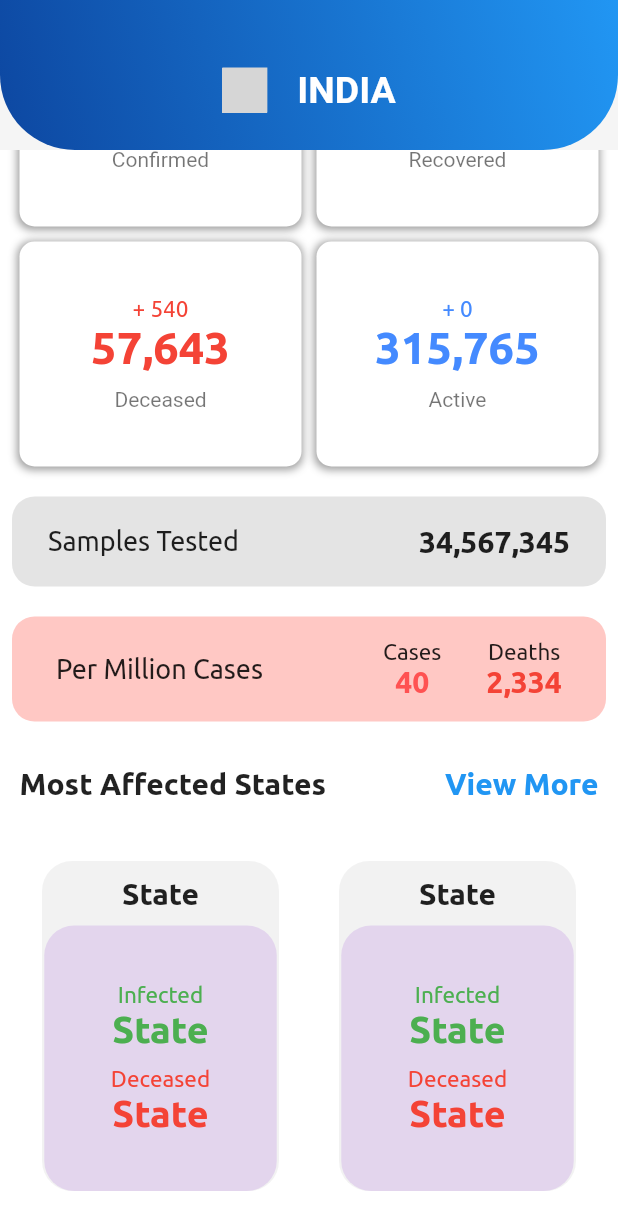
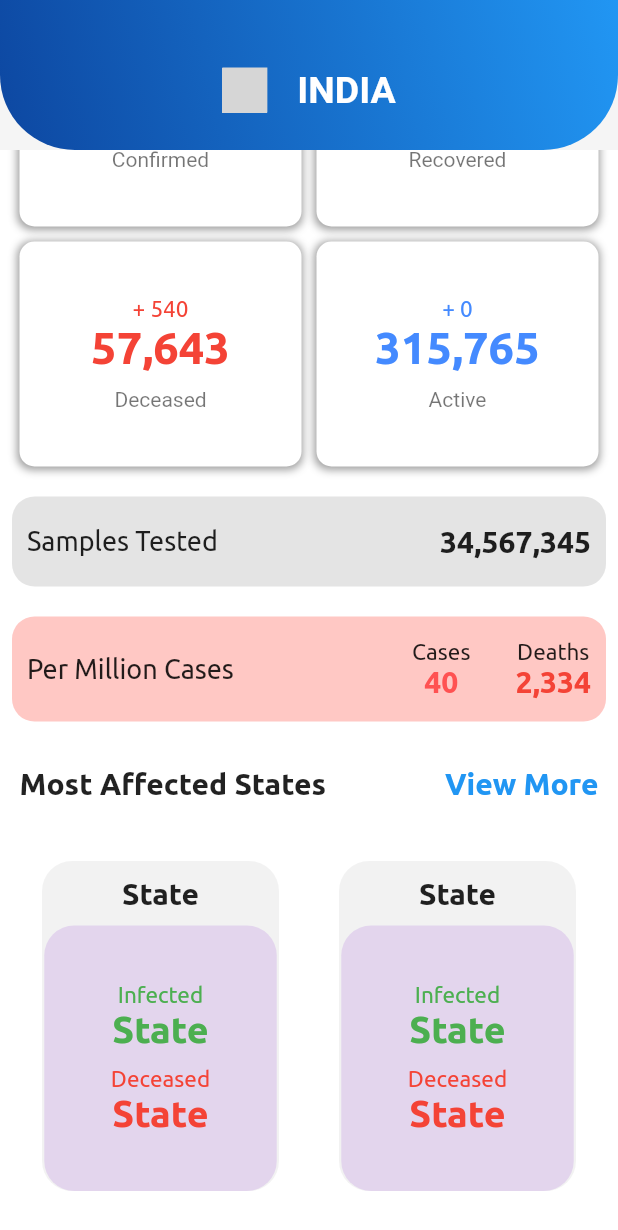
Before and after one commit to vineetk242000/covid19-tracker-flutter, a Flutter app: the India screen opened by its route, scrolled down 433 dp, on a phone screen of 412 x 824 dp. Shown: the top 1230 px of the screen. Run offline on Flutter 3.47's test engine with Material 2 defaults, Android fonts, the phone set to English and light mode, and no system bars; our stand-ins replace fl_chart; missing offline and left inert: flag; network calls fail; grey boxes are pictures that could not be loaded.

Commit message:
layout changes

```diff
--- a/lib/components/reusable_widgets.dart
+++ b/lib/components/reusable_widgets.dart
@@ -204,14 +204,17 @@ class MoreStats extends StatelessWidget {
     return Column(
       children: [
         Container(
-            padding: EdgeInsets.all(5.0),
+            padding: EdgeInsets.all(10.0),
             height: 60.0,
             margin: EdgeInsets.only(top: 15.0, bottom: 10.0),
             decoration: BoxDecoration(
                 color: Color(0xBFdbdbdb),
                 borderRadius: BorderRadius.circular(15.0)),
             child: Row(
-              mainAxisAlignment: MainAxisAlignment.center,
+              children: [
+                Expanded(
+                  child: Row(
+                    mainAxisAlignment: MainAxisAlignment.start,
                     children: [
                       Text(
                         'Samples Tested',
@@ -220,35 +223,49 @@ class MoreStats extends StatelessWidget {
                           fontFamily: 'Ubuntu',
                         ),
                       ),
-                SizedBox(
-                  width: 120.0,
+                    ],
                   ),
+                ),
+                Expanded(
+                  child: Row(
+                    mainAxisAlignment: MainAxisAlignment.end,
+                    children: [
                       Text(
                         tests,
                         style: TextStyle(
                             fontSize: 20.0,
                             fontWeight: FontWeight.bold,
                             fontFamily: 'Ubuntu'),
+                      ),
+                    ],
+                  ),
                 )
               ],
             )),
         Container(
-          padding: EdgeInsets.all(5.0),
+          padding: EdgeInsets.all(10.0),
           height: 70,
           margin: EdgeInsets.only(top: 10.0, bottom: 30.0),
           decoration: BoxDecoration(
               color: Color(0x73ff847c),
               borderRadius: BorderRadius.circular(15.0)),
           child: Row(
-            mainAxisAlignment: MainAxisAlignment.center,
+            children: [
+              Expanded(
+                child: Row(
+                  mainAxisAlignment: MainAxisAlignment.start,
                   children: [
                     Text(
                       'Per Million Cases',
                       style: TextStyle(fontSize: 18.0, fontFamily: 'Ubuntu'),
                     ),
-              SizedBox(
-                width: 80.0,
+                  ],
                 ),
+              ),
+              Expanded(
+                child: Row(
+                  mainAxisAlignment: MainAxisAlignment.end,
+                  children: [
                     Column(
                       mainAxisAlignment: MainAxisAlignment.center,
                       children: [
@@ -268,6 +285,9 @@ class MoreStats extends StatelessWidget {
                               color: Colors.redAccent),
                         ),
                       ],
+                    ),
+                  ],
+                ),
               ),
               SizedBox(
                 width: 30.0,
```
Lines whose indentation alone changed are shown as unchanged.
